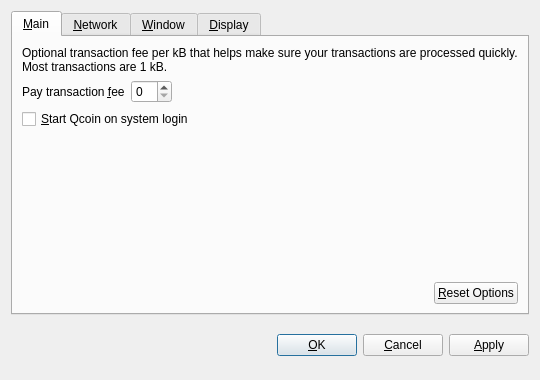
wonabru/Q, file qcoin/src/qt/forms/optionsdialog.ui: the form before one commit.
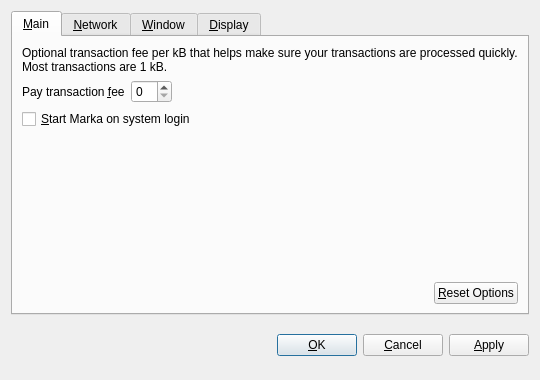
The form after the commit. Custom widgets are drawn as their Qt base class.

```diff
--- a/qcoin/src/qt/forms/optionsdialog.ui
+++ b/qcoin/src/qt/forms/optionsdialog.ui
@@ -82,7 +82,7 @@
           <string>Automatically start Qcoin after logging in to the system.</string>
          </property>
          <property name="text">
-          <string>&amp;Start Qcoin on system login</string>
+          <string>&amp;Start Marka on system login</string>
          </property>
         </widget>
        </item>
```
Left out of the diff: 10 changed lines with no effect on the pictures.
